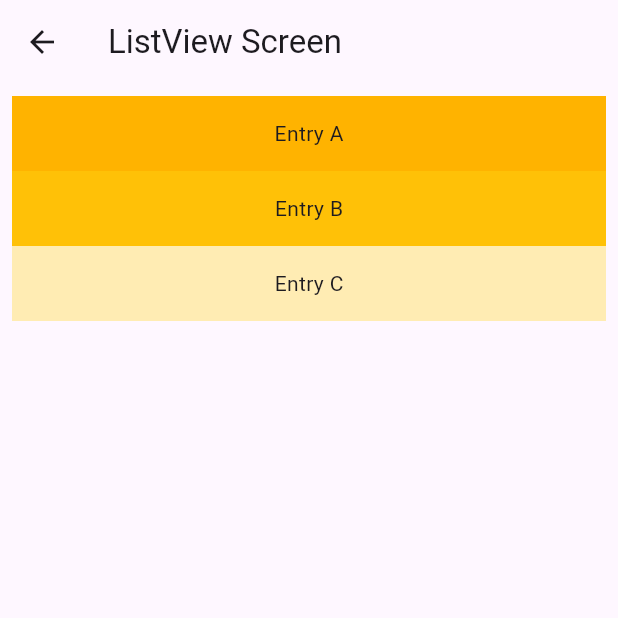
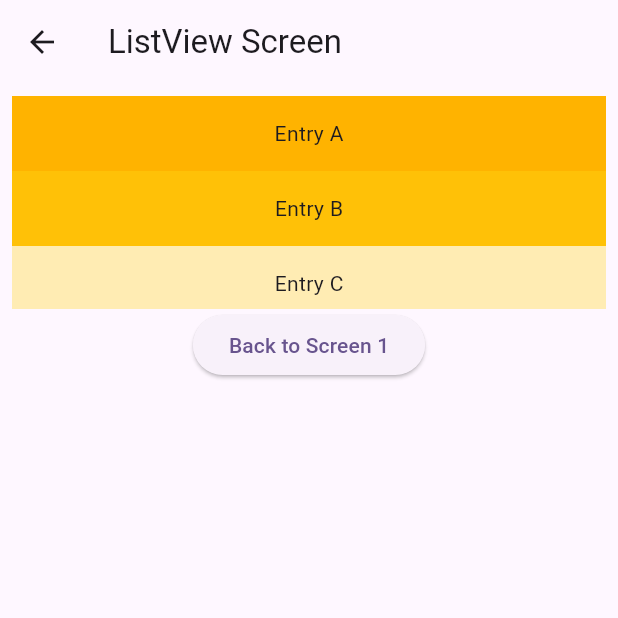
Before and after one commit to MinhTN05/Lesson1, a Flutter app: the ListViewScreen screen opened directly, on a phone screen of 412 x 824 dp, the top half of it. Run offline on Flutter 3.47's test engine with Material 3 defaults, Android fonts, the phone set to English and light mode, and no system bars.

Commit message:
Chuyển trang qua lại với nhau

```diff
--- a/lesson1/lib/list_view_screen.dart
+++ b/lesson1/lib/list_view_screen.dart
@@ -9,6 +9,10 @@ class ListViewScreen extends StatelessWidget {
         title: const Text('ListView Screen'),
       ),
       body: SafeArea(
+        child: Column(
+          children: [
+            Container(
+              height: 150,
               child: ListView(
                 padding: const EdgeInsets.all(8),
                 children: <Widget>[
@@ -36,6 +40,12 @@ class ListViewScreen extends StatelessWidget {
                 ],
               ),
             ),
+            ElevatedButton(onPressed: () {
+              Navigator.pop(context);
+            }, child: Text('Back to Screen 1')),
+          ],
+        ),
+      ),
     );
   }
 }
```
Lines whose indentation alone changed are shown as unchanged.
